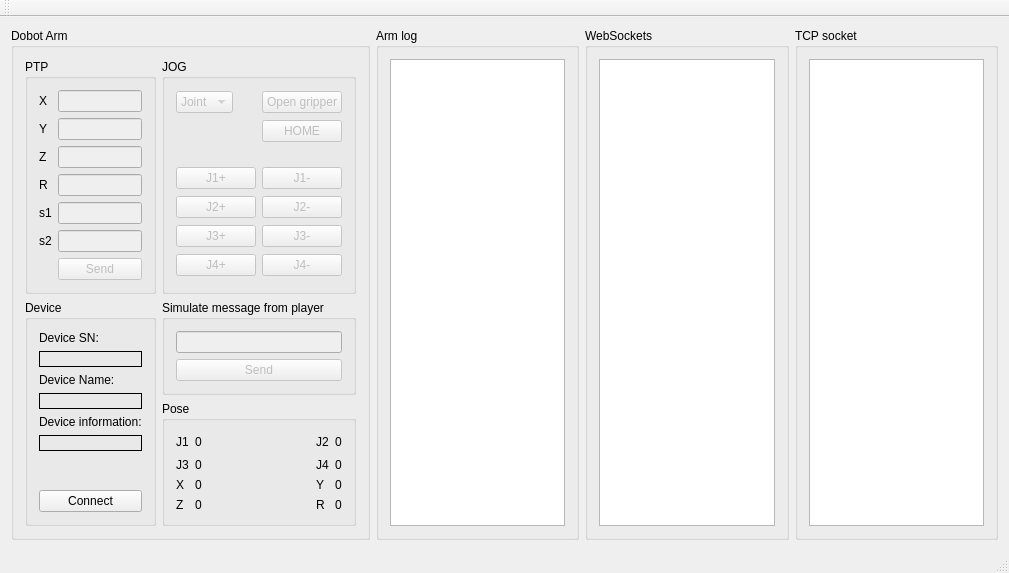
This is mainwindow.ui in marianexyx/DobotChess as Qt 5 draws it before an edit. The edited form follows.
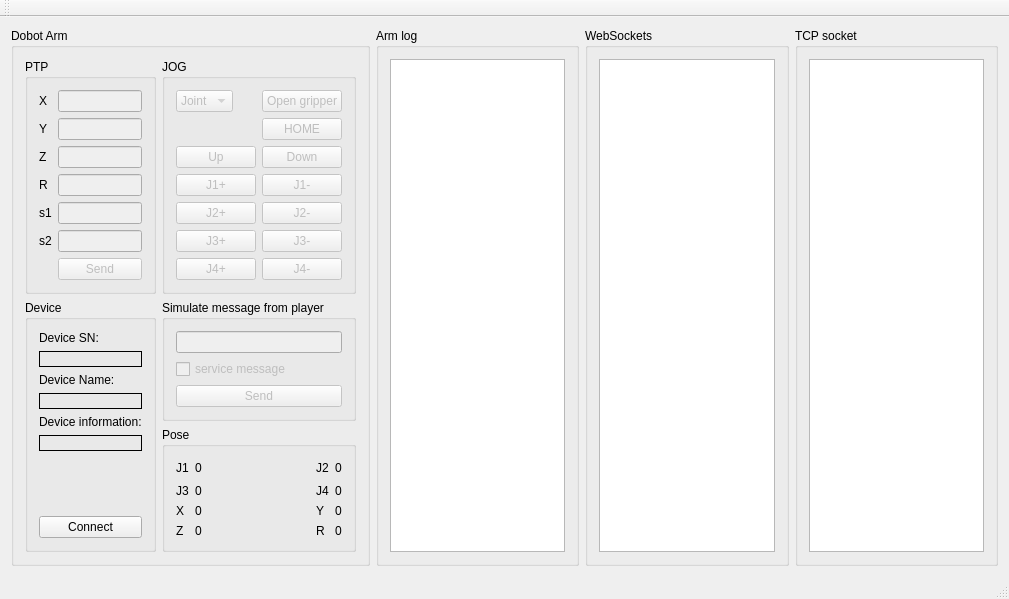
This is the edited form.

The edit to the form file:
```diff
--- a/mainwindow.ui
+++ b/mainwindow.ui
@@ -172,7 +172,7 @@
             </property>
            </spacer>
           </item>
-          <item row="2" column="0">
+          <item row="3" column="0">
            <widget class="QPushButton" name="baseAngleAddBtn">
             <property name="enabled">
              <bool>false</bool>
@@ -182,7 +182,7 @@
             </property>
            </widget>
           </item>
-          <item row="2" column="1">
+          <item row="3" column="1">
            <widget class="QPushButton" name="baseAngleSubBtn">
             <property name="enabled">
              <bool>false</bool>
@@ -192,7 +192,7 @@
             </property>
            </widget>
           </item>
-          <item row="4" column="0">
+          <item row="5" column="0">
            <widget class="QPushButton" name="longArmAddBtn">
             <property name="enabled">
              <bool>false</bool>
@@ -202,7 +202,7 @@
             </property>
            </widget>
           </item>
-          <item row="4" column="1">
+          <item row="5" column="1">
            <widget class="QPushButton" name="longArmSubBtn">
             <property name="enabled">
              <bool>false</bool>
@@ -212,7 +212,7 @@
             </property>
            </widget>
           </item>
-          <item row="5" column="0">
+          <item row="6" column="0">
            <widget class="QPushButton" name="shortArmAddBtn">
             <property name="enabled">
              <bool>false</bool>
@@ -222,7 +222,7 @@
             </property>
            </widget>
           </item>
-          <item row="5" column="1">
+          <item row="6" column="1">
            <widget class="QPushButton" name="shortArmSubBtn">
             <property name="enabled">
              <bool>false</bool>
@@ -232,7 +232,7 @@
             </property>
            </widget>
           </item>
-          <item row="6" column="0">
+          <item row="7" column="0">
            <widget class="QPushButton" name="rHeadAddBtn">
             <property name="enabled">
              <bool>false</bool>
@@ -242,7 +242,7 @@
             </property>
            </widget>
           </item>
-          <item row="6" column="1">
+          <item row="7" column="1">
            <widget class="QPushButton" name="rHeadSubBtn">
             <property name="enabled">
              <bool>false</bool>
@@ -262,6 +262,26 @@
             </property>
            </widget>
           </item>
+          <item row="2" column="0">
+           <widget class="QPushButton" name="upBtn">
+            <property name="enabled">
+             <bool>false</bool>
+            </property>
+            <property name="text">
+             <string>Up</string>
+            </property>
+           </widget>
+          </item>
+          <item row="2" column="1">
+           <widget class="QPushButton" name="downBtn">
+            <property name="enabled">
+             <bool>false</bool>
+            </property>
+            <property name="text">
+             <string>Down</string>
+            </property>
+           </widget>
+          </item>
          </layout>
         </widget>
        </item>
@@ -271,7 +291,7 @@
           <string>Simulate message from player</string>
          </property>
          <layout class="QGridLayout" name="gridLayout_6">
-          <item row="3" column="0">
+          <item row="4" column="0">
            <widget class="QPushButton" name="sendSimulatedMsgBtn">
             <property name="enabled">
              <bool>false</bool>
@@ -287,7 +307,7 @@
             </property>
            </widget>
           </item>
-          <item row="1" column="0">
+          <item row="2" column="0">
            <spacer name="verticalSpacer_4">
             <property name="orientation">
              <enum>Qt::Vertical</enum>
@@ -307,6 +327,16 @@
             </property>
            </widget>
           </item>
+          <item row="1" column="0">
+           <widget class="QCheckBox" name="serviceCheckBox">
+            <property name="enabled">
+             <bool>false</bool>
+            </property>
+            <property name="text">
+             <string>service message</string>
+            </property>
+           </widget>
+          </item>
          </layout>
         </widget>
        </item>
```
